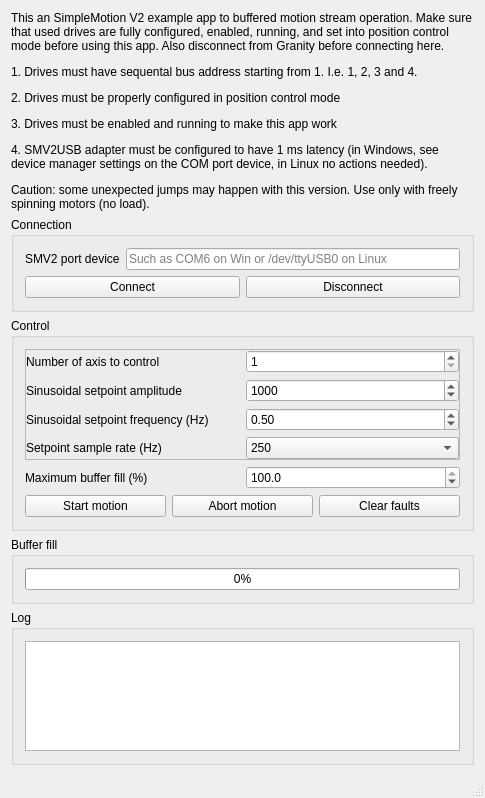
Old version of the form BufferedMotionStreamExample/mw.ui in the repository GraniteDevices/SimpleMotionV2Examples.
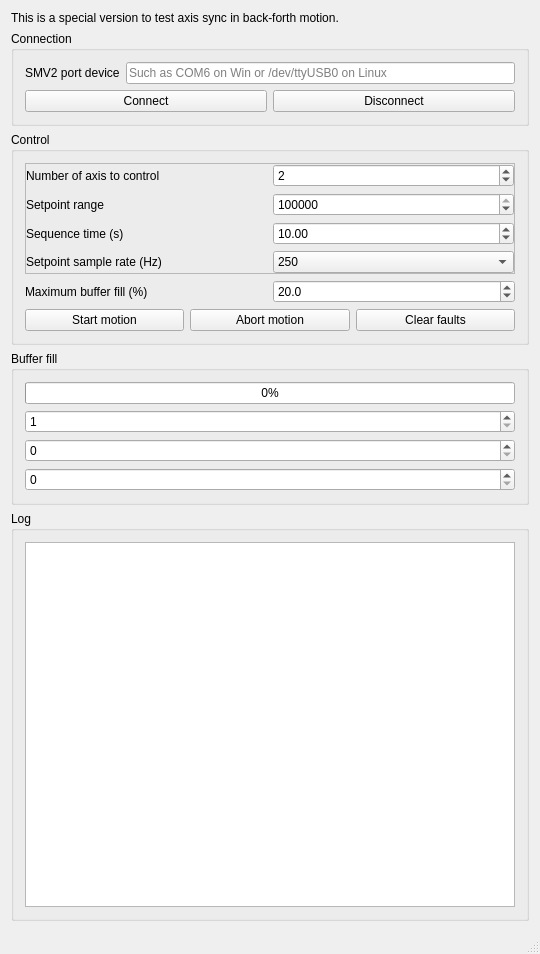
New version of the form.

Commit message: Bus clock sync tester modification. Used for development in GD only - not supported.

The edit to the form file:
```diff
--- a/BufferedMotionStreamExample/mw.ui
+++ b/BufferedMotionStreamExample/mw.ui
@@ -6,8 +6,8 @@
    <rect>
     <x>0</x>
     <y>0</y>
-    <width>485</width>
-    <height>798</height>
+    <width>540</width>
+    <height>954</height>
    </rect>
   </property>
   <property name="windowTitle">
@@ -18,7 +18,7 @@
     <item>
      <widget class="QLabel" name="label_2">
       <property name="text">
-       <string>&lt;html&gt;&lt;head/&gt;&lt;body&gt;&lt;p&gt;This an SimpleMotion V2 example app to buffered motion stream operation. Make sure that used drives are fully configured, enabled, running, and set into position control mode before using this app. Also disconnect from Granity before connecting here. &lt;/p&gt;&lt;p&gt;1. Drives must have sequental bus address starting from 1. I.e. 1, 2, 3 and 4.&lt;/p&gt;&lt;p&gt;2. Drives must be properly configured in position control mode&lt;/p&gt;&lt;p&gt;3. Drives must be enabled and running to make this app work&lt;/p&gt;&lt;p&gt;4. SMV2USB adapter must be configured to have 1 ms latency (in Windows, see device manager settings on the COM port device, in Linux no actions needed).&lt;/p&gt;&lt;p&gt;Caution: some unexpected jumps may happen with this version. Use only with freely spinning motors (no load).&lt;/p&gt;&lt;/body&gt;&lt;/html&gt;</string>
+       <string>This is a special version to test axis sync in back-forth motion.</string>
       </property>
       <property name="wordWrap">
        <bool>true</bool>
@@ -105,14 +105,14 @@
                <number>10</number>
               </property>
               <property name="maximum">
+               <number>10000000</number>
+              </property>
+              <property name="singleStep">
+               <number>10000</number>
+              </property>
+              <property name="value">
                <number>100000</number>
               </property>
-              <property name="singleStep">
-               <number>500</number>
-              </property>
-              <property name="value">
-               <number>1000</number>
-              </property>
              </widget>
             </item>
             <item row="0" column="0">
@@ -130,12 +130,15 @@
               <property name="maximum">
                <number>16</number>
               </property>
+              <property name="value">
+               <number>2</number>
+              </property>
              </widget>
             </item>
             <item row="2" column="0">
              <widget class="QLabel" name="label_6">
               <property name="text">
-               <string>Sinusoidal setpoint frequency (Hz)</string>
+               <string>Sequence time (s)</string>
               </property>
              </widget>
             </item>
@@ -151,14 +154,14 @@
                <double>0.500000000000000</double>
               </property>
               <property name="value">
-               <double>0.500000000000000</double>
+               <double>10.000000000000000</double>
               </property>
              </widget>
             </item>
             <item row="1" column="0">
              <widget class="QLabel" name="label_4">
               <property name="text">
-               <string>Sinusoidal setpoint amplitude</string>
+               <string>Setpoint range</string>
               </property>
              </widget>
             </item>
@@ -171,6 +174,14 @@
             </item>
             <item row="3" column="1">
              <widget class="QComboBox" name="samplerate">
+              <property name="currentIndex">
+               <number>1</number>
+              </property>
+              <item>
+               <property name="text">
+                <string>100</string>
+               </property>
+              </item>
               <item>
                <property name="text">
                 <string>250</string>
@@ -227,7 +238,7 @@
             <double>10.000000000000000</double>
            </property>
            <property name="value">
-            <double>100.000000000000000</double>
+            <double>20.000000000000000</double>
            </property>
           </widget>
          </item>
@@ -277,6 +288,30 @@
          </property>
         </widget>
        </item>
+       <item>
+        <widget class="QSpinBox" name="axis">
+         <property name="minimum">
+          <number>1</number>
+         </property>
+         <property name="maximum">
+          <number>5</number>
+         </property>
+        </widget>
+       </item>
+       <item>
+        <widget class="QSpinBox" name="P">
+         <property name="maximum">
+          <number>9999</number>
+         </property>
+        </widget>
+       </item>
+       <item>
+        <widget class="QSpinBox" name="I">
+         <property name="maximum">
+          <number>9999</number>
+         </property>
+        </widget>
+       </item>
       </layout>
      </widget>
     </item>
@@ -287,7 +322,15 @@
       </property>
       <layout class="QVBoxLayout" name="verticalLayout_5">
        <item>
-        <widget class="QTextEdit" name="log"/>
+        <widget class="QTextEdit" name="log">
+         <property name="html">
+          <string>&lt;!DOCTYPE HTML PUBLIC &quot;-//W3C//DTD HTML 4.0//EN&quot; &quot;http://www.w3.org/TR/REC-html40/strict.dtd&quot;&gt;
+&lt;html&gt;&lt;head&gt;&lt;meta name=&quot;qrichtext&quot; content=&quot;1&quot; /&gt;&lt;style type=&quot;text/css&quot;&gt;
+p, li { white-space: pre-wrap; }
+&lt;/style&gt;&lt;/head&gt;&lt;body style=&quot; font-family:'MS Shell Dlg 2'; font-size:8.25pt; font-weight:400; font-style:normal;&quot;&gt;
+&lt;p style=&quot;-qt-paragraph-type:empty; margin-top:0px; margin-bottom:0px; margin-left:0px; margin-right:0px; -qt-block-indent:0; text-indent:0px; font-family:'courier'; font-size:8pt;&quot;&gt;&lt;br /&gt;&lt;/p&gt;&lt;/body&gt;&lt;/html&gt;</string>
+         </property>
+        </widget>
        </item>
       </layout>
      </widget>
```
The commit also changes 1 other file.
